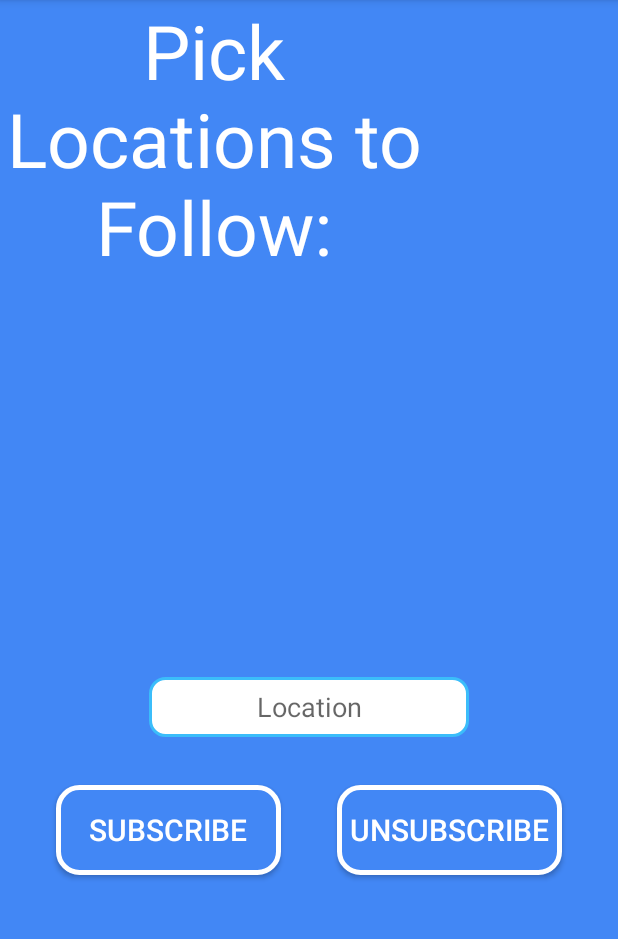
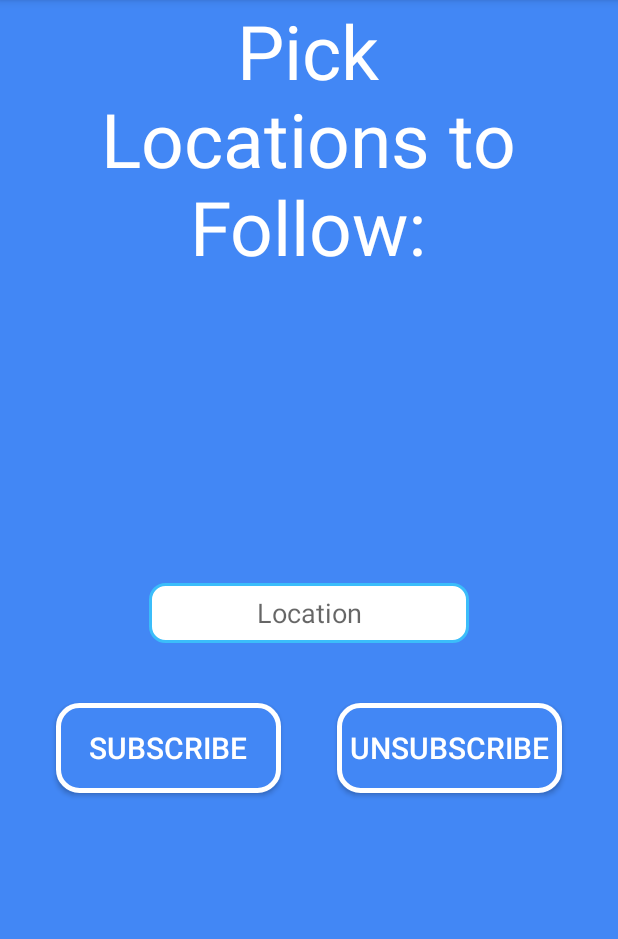
Before and after one commit to BluCodeGH/Saved, an Android app: the SubscribeActivity screen opened directly, with no data from a screen before it, on a phone screen of 412 x 824 dp, the part 84-1023 px from its top. Run offline under Robolectric (Android 15) with nearby library versions, the phone set to English and light mode, and no system bars.

Commit message:
big commit 4

```diff
--- a/app/src/main/res/layout/activity_detail.xml
+++ b/app/src/main/res/layout/activity_detail.xml
@@ -4,6 +4,7 @@
     xmlns:tools="http://schemas.android.com/tools"
     android:layout_width="match_parent"
     android:layout_height="match_parent"
+    android:background="@color/whitess"
     tools:context=".DetailActivity">
 
     <com.google.android.material.appbar.AppBarLayout
--- a/app/src/main/res/layout/activity_subscribe.xml
+++ b/app/src/main/res/layout/activity_subscribe.xml
@@ -16,8 +16,10 @@
         android:textAppearance="@style/TextAppearance.AppCompat.Large"
         android:textColor="#ffffff"
         android:textSize="50sp"
-        tools:layout_editor_absoluteX="62dp"
-        tools:layout_editor_absoluteY="116dp" />
+        app:layout_constraintEnd_toEndOf="parent"
+        app:layout_constraintHorizontal_bias="0.496"
+        app:layout_constraintStart_toStartOf="parent"
+        app:layout_constraintTop_toTopOf="parent" />
 
     <EditText
         android:id="@+id/editText"
@@ -25,12 +27,12 @@
         android:layout_height="40dp"
         android:layout_centerHorizontal="true"
         android:layout_centerVertical="true"
-        android:layout_marginBottom="32dp"
+        android:layout_marginBottom="40dp"
         android:background="@drawable/rounded_border_edittext"
         android:ems="10"
-        android:textAlignment="center"
         android:hint="Location"
         android:inputType="textPersonName"
+        android:textAlignment="center"
         app:layout_constraintBottom_toTopOf="@+id/buttonsub"
         app:layout_constraintEnd_toEndOf="parent"
         app:layout_constraintStart_toStartOf="parent" />
@@ -39,33 +41,33 @@
         android:id="@+id/buttonsub"
         android:layout_width="150dp"
         android:layout_height="wrap_content"
+        android:layout_marginTop="20dp"
+        android:background="@drawable/buttonshape"
         android:onClick="sub"
+        android:text="Subscribe"
+        android:textColor="#ffffff"
         android:textSize="20sp"
-        android:textColor="#ffffff"
-        android:background="@drawable/buttonshape"
-        android:layout_marginTop="20dp"
-        android:text="Subscribe"
         app:layout_constraintBottom_toBottomOf="parent"
         app:layout_constraintEnd_toStartOf="@+id/buttonunsub"
         app:layout_constraintHorizontal_bias="0.5"
         app:layout_constraintStart_toStartOf="parent"
         app:layout_constraintTop_toTopOf="parent"
-        app:layout_constraintVertical_bias="0.732" />
+        app:layout_constraintVertical_bias="0.652" />
 
     <Button
         android:id="@+id/buttonunsub"
         android:layout_width="150dp"
         android:layout_height="wrap_content"
+        android:layout_marginTop="20dp"
+        android:background="@drawable/buttonshape"
         android:onClick="unsub"
         android:text="Unsubscribe"
+        android:textColor="#ffffff"
         android:textSize="20sp"
-        android:textColor="#ffffff"
-        android:background="@drawable/buttonshape"
-        android:layout_marginTop="20dp"
         app:layout_constraintBottom_toBottomOf="parent"
         app:layout_constraintEnd_toEndOf="parent"
         app:layout_constraintHorizontal_bias="0.5"
         app:layout_constraintStart_toEndOf="@+id/buttonsub"
         app:layout_constraintTop_toTopOf="parent"
-        app:layout_constraintVertical_bias="0.732" />
+        app:layout_constraintVertical_bias="0.652" />
 </androidx.constraintlayout.widget.ConstraintLayout>
--- a/app/src/main/res/layout/fragment_tweet.xml
+++ b/app/src/main/res/layout/fragment_tweet.xml
@@ -3,6 +3,7 @@
     xmlns:tools="http://schemas.android.com/tools"
     android:layout_width="match_parent"
     android:layout_height="match_parent"
+    android:background="@color/whitess"
     tools:context=".ui.main.TweetFragment">
 
     <androidx.recyclerview.widget.RecyclerView
```
Also changed, not shown: app/src/main/res/layout/fragment_detail.xml (+21 -6 lines).
